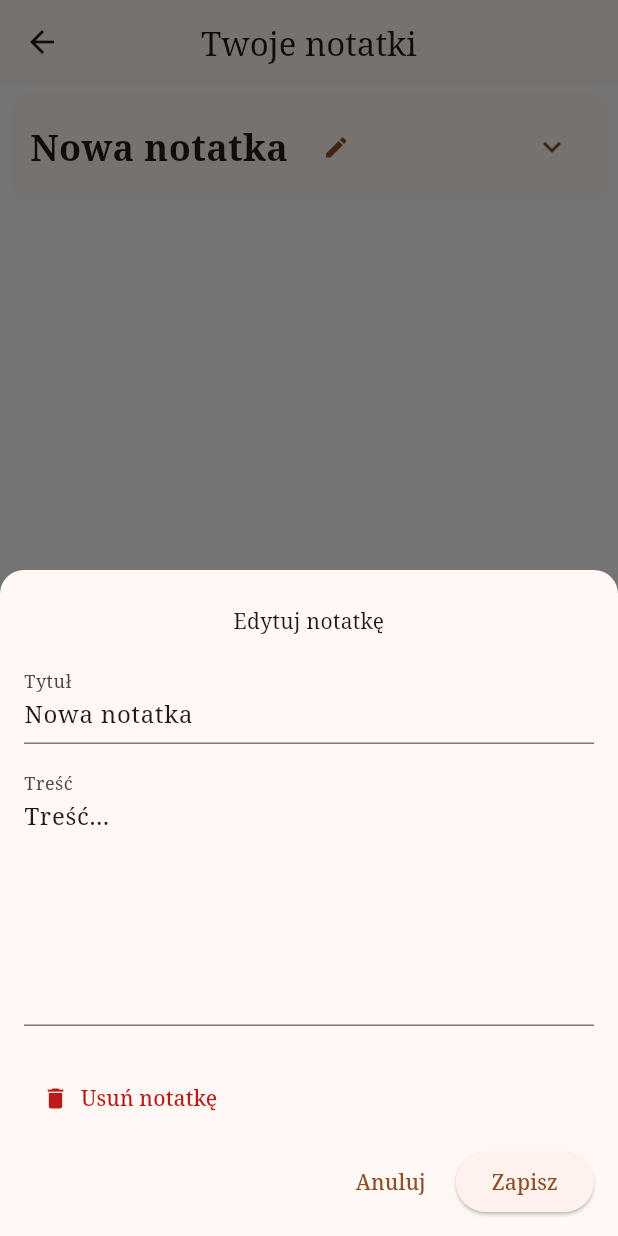
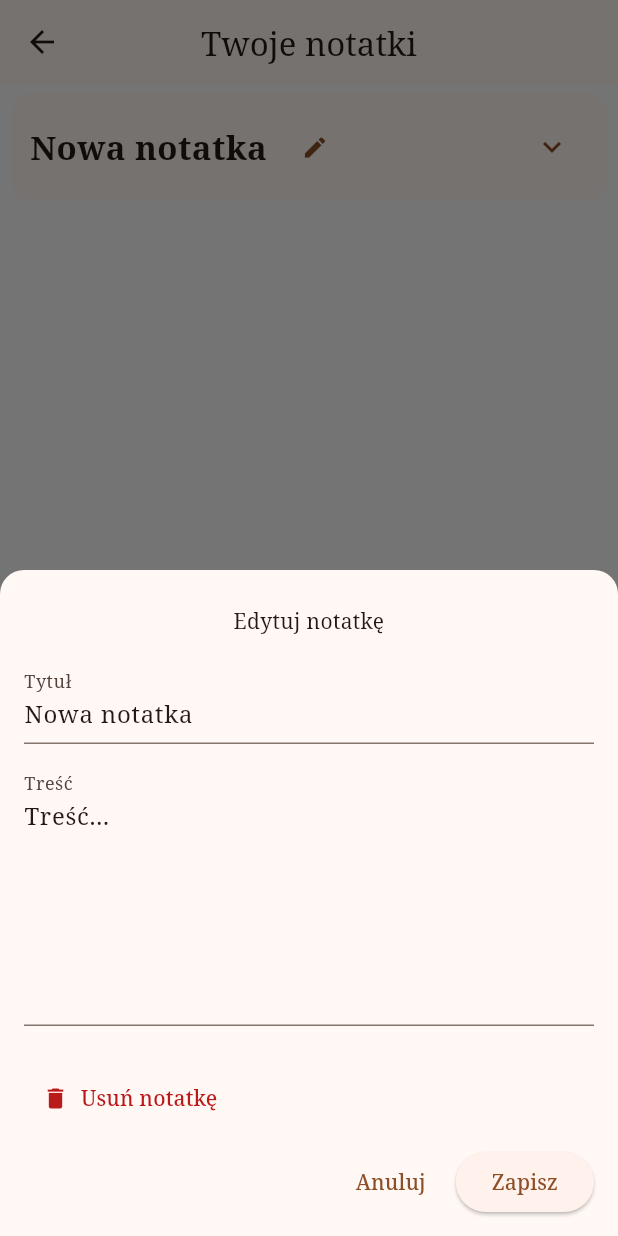
Before and after one commit to NikodemGrzela/RPGMaster, a Flutter app: the CampaignNotesScreen screen opened directly, after a tap on "Dodaj notatkę", after a tap on the "edit" icon, on a phone screen of 412 x 824 dp. Run offline on Flutter 3.47's test engine with Material 3 defaults, Android fonts, the phone set to English and light mode, and no system bars; our stand-ins replace cloud_firestore, firebase_auth, firebase_core, flutter_riverpod, google_sign_in; accounts and stored records are empty; generated files the repository leaves out were written again.

Commit message:
Updated text styles

```diff
--- a/rpgmaster/lib/ui/theme/app_text_styles.dart
+++ b/rpgmaster/lib/ui/theme/app_text_styles.dart
@@ -1,17 +1,34 @@
 import 'package:flutter/material.dart';
 
 class AppTextStyles {
-  static const TextStyle headline = TextStyle(
-    fontSize: 24,
+
+  /// Logo font
+  static const TextStyle logo = TextStyle(
+    fontFamily: 'UncialAntiqua',
+    fontWeight: FontWeight.w300,
+    fontSize: 64,
+  );
+
+  /// Big headlines
+  static const TextStyle title = TextStyle(
+    fontSize: 32,
     fontWeight: FontWeight.bold,
   );
 
-  static const TextStyle body = TextStyle(
-    fontSize: 16,
+  /// Regular headlines
+  static const TextStyle headline = TextStyle(
+    fontSize: 22,
+    fontWeight: FontWeight.bold,
   );
 
+  /// Regular text
+  static const TextStyle body = TextStyle(
+    fontSize: 18,
+  );
+
+  /// Small text
   static const TextStyle label = TextStyle(
-    fontSize: 12,
+    fontSize: 14,
     letterSpacing: 0.5,
   );
 }
```
